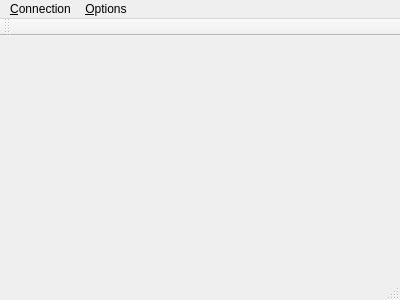
lukequeenan/PelicanChat, file client/mainwindow.ui: the form before one commit.
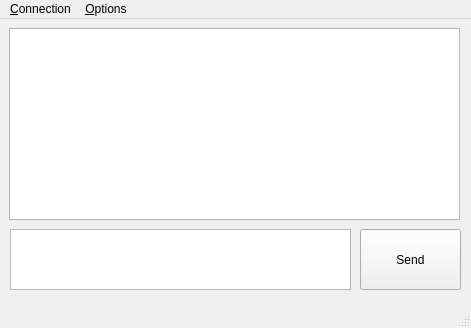
The form after the commit.

Commit message: Added a default layout to the main UI.

```diff
--- a/client/mainwindow.ui
+++ b/client/mainwindow.ui
@@ -6,20 +6,54 @@
    <rect>
     <x>0</x>
     <y>0</y>
-    <width>400</width>
-    <height>300</height>
+    <width>471</width>
+    <height>328</height>
    </rect>
   </property>
   <property name="windowTitle">
    <string>Pelican Chat</string>
   </property>
-  <widget class="QWidget" name="centralWidget"/>
+  <widget class="QWidget" name="centralWidget">
+   <widget class="QTextBrowser" name="textBrowserDisplay">
+    <property name="geometry">
+     <rect>
+      <x>9</x>
+      <y>9</y>
+      <width>451</width>
+      <height>192</height>
+     </rect>
+    </property>
+   </widget>
+   <widget class="QPlainTextEdit" name="plainTextEditInput">
+    <property name="geometry">
+     <rect>
+      <x>10</x>
+      <y>210</y>
+      <width>341</width>
+      <height>61</height>
+     </rect>
+    </property>
+   </widget>
+   <widget class="QPushButton" name="pushButtonSend">
+    <property name="geometry">
+     <rect>
+      <x>360</x>
+      <y>210</y>
+      <width>101</width>
+      <height>61</height>
+     </rect>
+    </property>
+    <property name="text">
+     <string>Send</string>
+    </property>
+   </widget>
+  </widget>
   <widget class="QMenuBar" name="menuBar">
    <property name="geometry">
     <rect>
      <x>0</x>
      <y>0</y>
-     <width>400</width>
+     <width>471</width>
      <height>25</height>
     </rect>
    </property>
@@ -39,14 +73,6 @@
    <addaction name="menuPelican_Chat"/>
    <addaction name="menu_Options"/>
   </widget>
-  <widget class="QToolBar" name="mainToolBar">
-   <attribute name="toolBarArea">
-    <enum>TopToolBarArea</enum>
-   </attribute>
-   <attribute name="toolBarBreak">
-    <bool>false</bool>
-   </attribute>
-  </widget>
   <widget class="QStatusBar" name="statusBar"/>
   <action name="action_Join_Server">
    <property name="text">
```
The commit also changes 1 other file.
